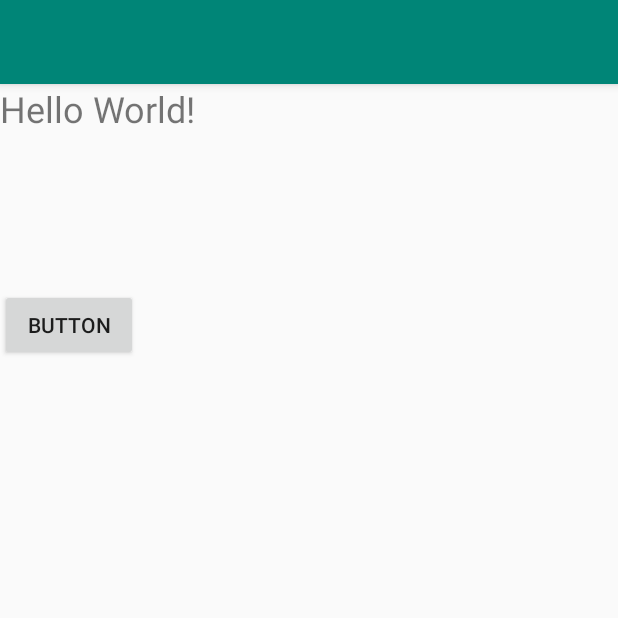
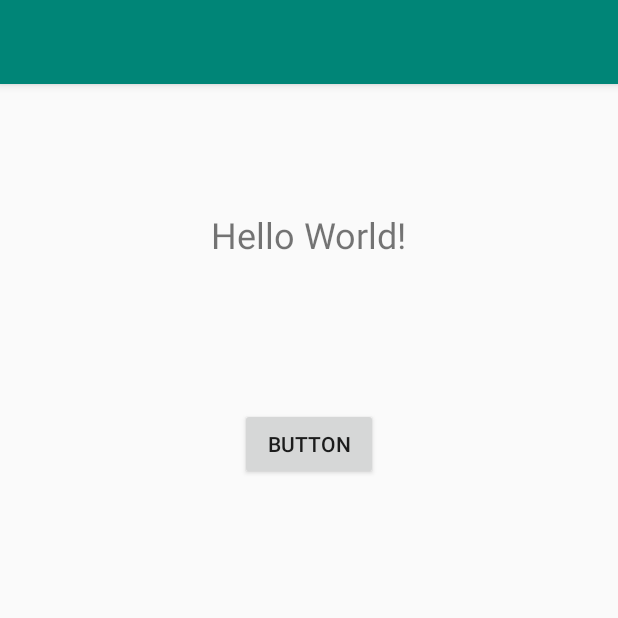
Before and after one commit to aahza/android, an Android app: the screen it shows after launch (MainDialogActivity), on a phone screen of 412 x 824 dp, the top half of it. Run offline under Robolectric (Android 15) with nearby library versions, the phone set to English and light mode, and no system bars.

```diff
--- a/DialogApp/app/src/main/AndroidManifest.xml
+++ b/DialogApp/app/src/main/AndroidManifest.xml
@@ -9,7 +9,8 @@
         android:roundIcon="@mipmap/ic_launcher_round"
         android:supportsRtl="true"
         android:theme="@style/AppTheme">
-        <activity android:name=".MainDialogActivity">
+        <activity android:name=".MainDialogActivity"
+            android:theme="@style/AppTheme">
             <intent-filter>
                 <action android:name="android.intent.action.MAIN" />
 
--- a/DialogApp/app/src/main/java/com/aahz/test/dialogapp/DataPickFragment.java
+++ b/DialogApp/app/src/main/java/com/aahz/test/dialogapp/DataPickFragment.java
@@ -7,7 +7,9 @@ import android.support.v7.app.AppCompatDialogFragment;
 import android.widget.DatePicker;
 import android.widget.TextView;
 
+import java.text.SimpleDateFormat;
 import java.util.Calendar;
+import java.util.GregorianCalendar;
 
 public class DataPickFragment extends AppCompatDialogFragment implements DatePickerDialog.OnDateSetListener {
 
@@ -23,9 +25,11 @@ public class DataPickFragment extends AppCompatDialogFragment implements DatePic
     @Override
     public void onDateSet(DatePicker view, int year, int month, int dayOfMonth) {
         TextView txt1 = (TextView) getActivity().findViewById(R.id.txt1);
-        txt1.setText("Year: " + view.getYear() +
-                " Month: " + view.getMonth() +
-                " Day: " + view.getDayOfMonth());
-
+//        txt1.setText("Year: " + view.getYear() +
+//                " Month: " + view.getMonth() +
+//                " Day: " + view.getDayOfMonth());
+        GregorianCalendar calendar = new GregorianCalendar(year, month, dayOfMonth);
+        SimpleDateFormat df = new SimpleDateFormat("dd MMMM-yyyy (EEEE)");
+        txt1.setText(df.format(calendar.getTime()));
     }
 }
--- a/DialogApp/app/src/main/java/com/aahz/test/dialogapp/MainDialogActivity.java
+++ b/DialogApp/app/src/main/java/com/aahz/test/dialogapp/MainDialogActivity.java
@@ -1,7 +1,9 @@
 package com.aahz.test.dialogapp;
 
+import android.support.v4.app.DialogFragment;
 import android.support.v7.app.AppCompatActivity;
 import android.os.Bundle;
+import android.view.View;
 
 public class MainDialogActivity extends AppCompatActivity {
 
@@ -10,4 +12,10 @@ public class MainDialogActivity extends AppCompatActivity {
         super.onCreate(savedInstanceState);
         setContentView(R.layout.activity_main_dialog);
     }
+
+
+    public void showDialog(View view) {
+        DialogFragment dialog = new DataPickFragment();
+        dialog.show(getSupportFragmentManager(), "DATA_PICKER");
+    }
 }
--- a/DialogApp/app/src/main/res/layout/activity_main_dialog.xml
+++ b/DialogApp/app/src/main/res/layout/activity_main_dialog.xml
@@ -4,24 +4,35 @@
     xmlns:tools="http://schemas.android.com/tools"
     android:layout_width="match_parent"
     android:layout_height="match_parent"
-    tools:context=".MainDialogActivity">
+    tools:context=".MainDialogActivity"   >
 
     <TextView
         android:id="@+id/txt1"
         android:layout_width="wrap_content"
-        android:layout_height="wrap_content"
+        android:layout_height="28dp"
+        android:layout_marginStart="8dp"
+        android:layout_marginTop="84dp"
+        android:layout_marginEnd="8dp"
         android:text="Hello World!"
         android:textSize="24sp"
-        tools:layout_editor_absoluteX="128dp"
-        tools:layout_editor_absoluteY="240dp" />
+        app:layout_constraintEnd_toEndOf="parent"
+        app:layout_constraintStart_toStartOf="parent"
+        app:layout_constraintTop_toTopOf="parent" />
 
     <Button
         android:id="@+id/btn"
         android:layout_width="92dp"
         android:layout_height="48dp"
+        android:layout_marginStart="8dp"
         android:layout_marginTop="104dp"
+        android:layout_marginEnd="8dp"
+        android:layout_marginBottom="8dp"
+        android:onClick="showDialog"
         android:text="Button"
+        app:layout_constraintBottom_toBottomOf="parent"
+        app:layout_constraintEnd_toEndOf="parent"
+        app:layout_constraintStart_toStartOf="parent"
         app:layout_constraintTop_toBottomOf="@+id/txt1"
-        tools:layout_editor_absoluteX="148dp" />
+        app:layout_constraintVertical_bias="0.0" />
 
 </android.support.constraint.ConstraintLayout>
```
